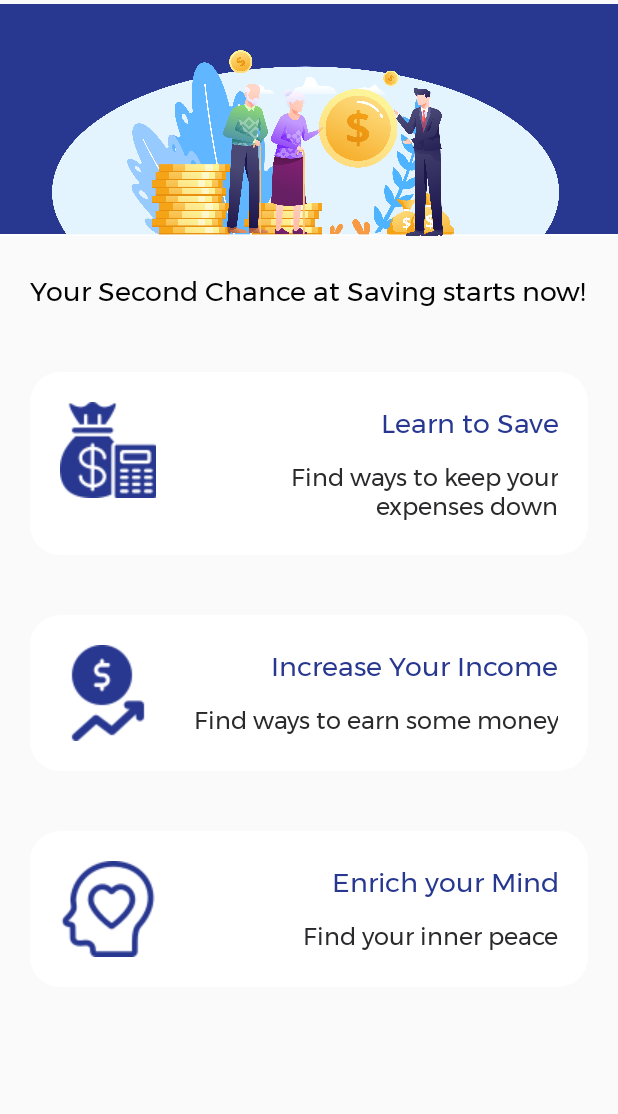
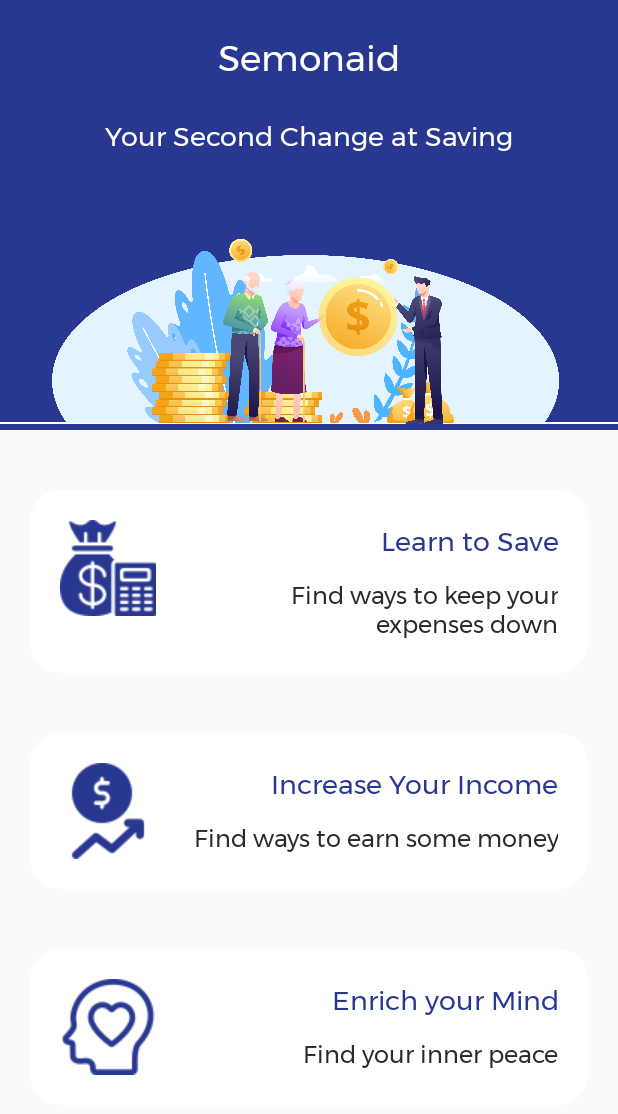
Before and after one commit to grah0002/Semonaid, an Android app: the screen it shows after launch (HomeScreenActivity), on a phone screen of 412 x 824 dp. Shown: the top 1114 px of the screen. Run offline under Robolectric (Android 15) with nearby library versions, the phone set to English and light mode, and no system bars.

Commit message:
Fixed - UI updates - Linking feature - Home button - Slideshow in homescreen

```diff
--- a/app/src/main/java/com/gerontechies/semonaid/Activities/HomeScreenActivity.java
+++ b/app/src/main/java/com/gerontechies/semonaid/Activities/HomeScreenActivity.java
@@ -11,6 +11,7 @@ import android.content.Intent;
 import android.graphics.Typeface;
 import android.os.Bundle;
 import android.view.Gravity;
+import android.view.Menu;
 import android.view.MenuItem;
 import android.view.View;
 import android.widget.Button;
@@ -63,7 +64,7 @@ public class HomeScreenActivity extends AppCompatActivity {
         viewPager.measure(LinearLayout.LayoutParams.MATCH_PARENT, LinearLayout.LayoutParams.WRAP_CONTENT);
 
         Timer timer = new Timer();
-        timer.scheduleAtFixedRate(new taskTime(), 2000, 4000);
+        timer.scheduleAtFixedRate(new taskTime(), 2000, 7000);
 
 
     }
@@ -86,7 +87,13 @@ public class HomeScreenActivity extends AppCompatActivity {
         }
     }
 
-                //Custom title in the NavBar
+//    @Override
+//    public boolean onCreateOptionsMenu(Menu menu) {
+//        // Inflate the menu; this adds items to the action bar if it is present.
+//        getMenuInflater().inflate(R.menu.home_menu, menu);
+//        return true;
+//    }
+//                //Custom title in the NavBar
         public void setTitle (String title){
             Typeface font = ResourcesCompat.getFont(getApplicationContext(), R.font.montserrat);
 
@@ -99,7 +106,7 @@ public class HomeScreenActivity extends AppCompatActivity {
             textView.setTextSize(20);
             textView.setTextColor(getResources().getColor(R.color.white));
 
-            textView.setGravity(Gravity.CENTER_HORIZONTAL);
+            textView.setGravity(Gravity.CENTER);
             getSupportActionBar().setDisplayOptions(ActionBar.DISPLAY_SHOW_CUSTOM);
             getSupportActionBar().setCustomView(textView);
         }
--- a/app/src/main/java/com/gerontechies/semonaid/Adapters/ViewPagerAdapter.java
+++ b/app/src/main/java/com/gerontechies/semonaid/Adapters/ViewPagerAdapter.java
@@ -1,6 +1,7 @@
 package com.gerontechies.semonaid.Adapters;
 
 import android.content.Context;
+import android.util.Log;
 import android.view.LayoutInflater;
 import android.view.View;
 import android.view.ViewGroup;
@@ -48,10 +49,13 @@ public class ViewPagerAdapter extends PagerAdapter {
 
         imageView.setImageResource(images[position]);
         textView.setText(text[position]);
+        Log.d("LL", text[position]);
 
-        ViewPager vp = (ViewPager) container;
-        vp.addView(view, 0);
 
+//        ViewPager vp = (ViewPager) container;
+//        vp.addView(view, 0);
+
+        (container).addView(view,0);
         return  view;
 
     }
--- a/app/src/main/res/layout/activity_home_screen.xml
+++ b/app/src/main/res/layout/activity_home_screen.xml
@@ -13,31 +13,46 @@
         android:layout_marginBottom="20dp"
         android:orientation="vertical">
 
+        <LinearLayout
+            android:layout_width="match_parent"
+            android:layout_height="match_parent"
+            android:layout_weight="1"
+            android:background="@color/colorPrimary"
+            android:orientation="horizontal">
+
+            <TextView
+                android:id="@+id/textView15"
+                android:layout_width="wrap_content"
+                android:layout_height="wrap_content"
+                android:layout_marginLeft="20dp"
+                android:layout_marginTop="20dp"
+                android:layout_marginRight="20dp"
+                android:layout_weight="1"
+                android:gravity="center"
+                android:text="Semonaid"
+                android:textColor="#FFFFFF"
+                android:textSize="24sp"
+                app:fontFamily="@font/montserrat" />
+        </LinearLayout>
+
         <androidx.viewpager.widget.ViewPager
             android:id="@+id/viewPager"
             android:layout_width="match_parent"
-            android:layout_height="160dp"
+            android:layout_height="230dp"
 
-            android:layout_weight="1">
+            android:layout_weight="1"
+            android:background="@color/colorPrimary">
 
         </androidx.viewpager.widget.ViewPager>
-
-        <TextView
-            android:id="@+id/textView23"
-            android:layout_width="wrap_content"
-            android:layout_height="wrap_content"
-            android:layout_margin="20dp"
-            android:gravity="center"
-            android:text="Your Second Chance at Saving starts now!"
-            android:textColor="#040303"
-            android:textSize="18sp"
-            app:fontFamily="@font/montserrat" />
 
         <androidx.cardview.widget.CardView
             android:id="@+id/card_save"
             android:layout_width="match_parent"
             android:layout_height="match_parent"
-            android:layout_margin="20dp"
+            android:layout_marginLeft="20dp"
+            android:layout_marginTop="40dp"
+            android:layout_marginRight="20dp"
+            android:layout_marginBottom="20dp"
             app:cardBackgroundColor="#FFFFFF"
             app:cardCornerRadius="20dp"
             app:cardElevation="20dp"
--- a/app/src/main/res/layout/slideshow_layout1.xml
+++ b/app/src/main/res/layout/slideshow_layout1.xml
@@ -2,20 +2,24 @@
 <LinearLayout xmlns:android="http://schemas.android.com/apk/res/android"
     xmlns:app="http://schemas.android.com/apk/res-auto"
     android:layout_width="match_parent"
-    android:layout_height="match_parent"
+    android:layout_height="wrap_content"
     android:orientation="vertical">
-
-    <ImageView
-        android:id="@+id/slideImg"
-        android:layout_width="match_parent"
-        android:layout_height="wrap_content"
-        app:srcCompat="@drawable/accom99" />
 
     <TextView
         android:id="@+id/slideTxt"
         android:layout_width="match_parent"
         android:layout_height="wrap_content"
+        android:layout_margin="20dp"
+        android:gravity="center"
         android:text="TextView"
+        android:textColor="#FFFFFF"
         android:textSize="18sp"
         app:fontFamily="@font/montserrat" />
+
+    <ImageView
+        android:id="@+id/slideImg"
+        android:layout_width="match_parent"
+        android:layout_height="match_parent"
+        app:srcCompat="@drawable/accom99" />
+
 </LinearLayout>
--- /dev/null
+++ b/app/src/main/res/menu/home_menu.xml
@@ -0,0 +1,21 @@
+<?xml version="1.0" encoding="utf-8"?>
+<menu xmlns:android="http://schemas.android.com/apk/res/android"
+    xmlns:app="http://schemas.android.com/apk/res-auto">
+<!--    <item-->
+<!--        android:id="@+id/homeIcon"-->
+<!--        android:title="Home"-->
+<!--        android:icon="@drawable/home33"-->
+<!--        app:showAsAction="always" />-->
+
+    <item
+        android:id="@+id/icon"
+        android:title="Home"
+        android:icon="@mipmap/ic_launcher_round"
+        app:showAsAction="always" />
+
+<!--    <item-->
+<!--        android:id="@+id/action_item_two"-->
+<!--        android:title="Send"-->
+<!--        android:icon="@drawable/help33"-->
+<!--        app:showAsAction="always" />-->
+</menu>
```
Also changed, not shown: app/src/main/res/drawable/semonaidwhite.png (added), 2 other files.
